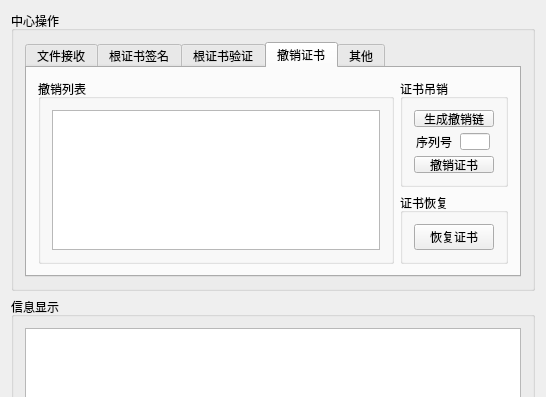
The window that V2.0/CAServer/CAServer/mainwindow.ui (zengrx/openssl_ca) describes before a commit, drawn with Qt 5; both pictures show x 0 to 546 and y 0 to 397 of the 546 by 646 pixel window.
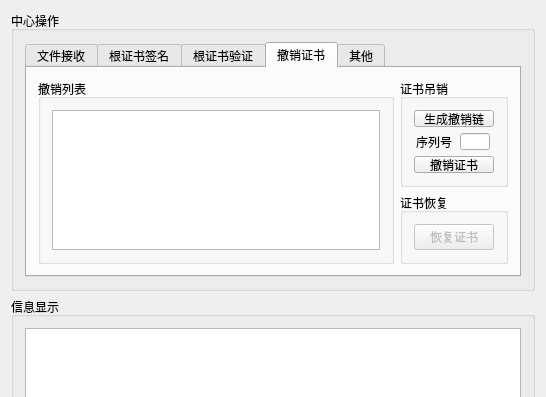
The same window after the commit.

Diff of the .ui file:
```diff
--- a/V2.0/CAServer/CAServer/mainwindow.ui
+++ b/V2.0/CAServer/CAServer/mainwindow.ui
@@ -601,6 +601,9 @@
                    <layout class="QHBoxLayout" name="horizontalLayout_15">
                     <item>
                      <widget class="QPushButton" name="pushButton_8">
+                      <property name="enabled">
+                       <bool>false</bool>
+                      </property>
                       <property name="maximumSize">
                        <size>
                         <width>100</width>
```
